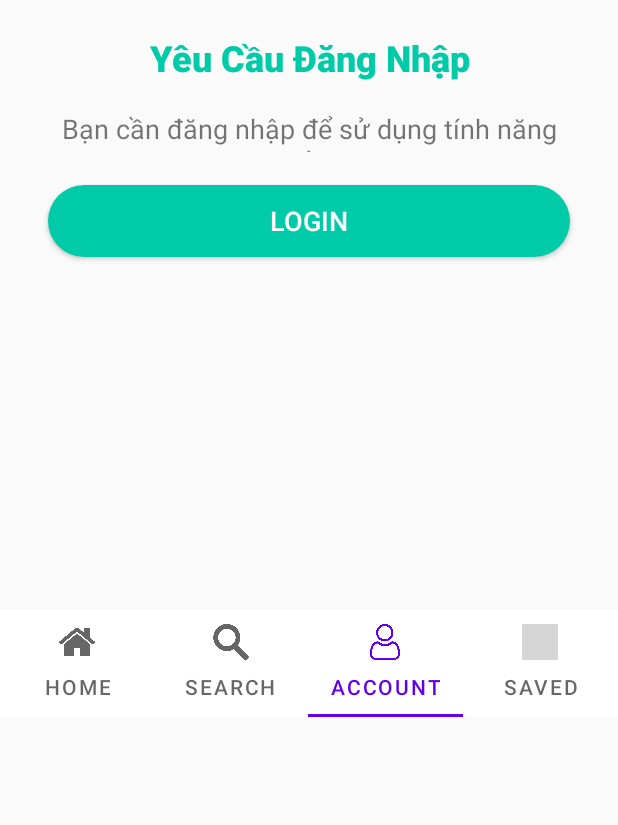
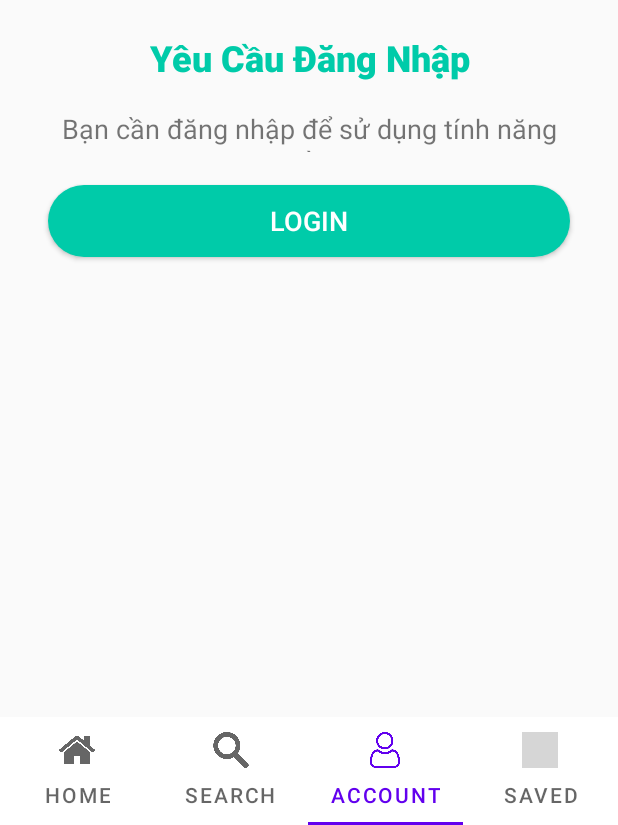
Before and after one commit to vietokok/ProjectPRM, an Android app: the HomeFragment screen opened directly, with no data from a screen before it, item 3 of the bottom bar chosen, on a phone screen of 412 x 824 dp, the part 411-1236 px from its top. Run offline under Robolectric (Android 15) with nearby library versions, the phone set to English and light mode, and no system bars; our stand-ins replace CircleImageView, Firebase (no records; nobody signed in at launch, a user with empty details on screens opened directly), Picasso; pictures from the network do not load; grey boxes are pictures that could not be loaded.

Commit message:
hot fix layout/activity_main.xml

```diff
--- a/app/src/main/java/com/example/firebaseis1313/activity/FindActivity.java
+++ b/app/src/main/java/com/example/firebaseis1313/activity/FindActivity.java
@@ -29,7 +29,7 @@ public class FindActivity extends AppCompatActivity {
     String textValue="";
     int area ;
     int distance ;
-
+    boolean check = false;
     @Override
     protected void onCreate(Bundle savedInstanceState) {
         super.onCreate(savedInstanceState);
@@ -67,6 +67,7 @@ public class FindActivity extends AppCompatActivity {
                         area = seekBar.getProgress();
                         textValue = String.valueOf(area)+ " m2";
                         txtOnclick.setText(textValue);
+                        check= true;
                     }
                     @Override
                     public void onStartTrackingTouch(SeekBar seekBar) {
@@ -93,6 +94,7 @@ public class FindActivity extends AppCompatActivity {
                         distance = seekBar.getProgress();
                         textValue = String.valueOf(distance)+ " km";
                         txtOnclick.setText(textValue);
+                        check= true;
                     }
                     @Override
                     public void onStartTrackingTouch(SeekBar seekBar) {
@@ -111,6 +113,7 @@ public class FindActivity extends AppCompatActivity {
             public void onClick(View v) {
                 Intent myIntent = new Intent();
                 SearchFragment searchFragment = new SearchFragment();
+                myIntent.putExtra("check", check);
                 myIntent.putExtra("type", type);
                 myIntent.putExtra("area", area);
                 myIntent.putExtra("distance", distance);
--- a/app/src/main/java/com/example/firebaseis1313/activity/FindByPriceActivity.java
+++ b/app/src/main/java/com/example/firebaseis1313/activity/FindByPriceActivity.java
@@ -31,6 +31,7 @@ public class FindByPriceActivity extends AppCompatActivity {
     Locale localeVN = new Locale("vi", "VN");
     NumberFormat currencyVN = NumberFormat.getCurrencyInstance(localeVN);
 
+    boolean check = false;
     @Override
     protected void onCreate(Bundle savedInstanceState) {
         super.onCreate(savedInstanceState);
@@ -72,6 +73,7 @@ public class FindByPriceActivity extends AppCompatActivity {
                         String formatMoneyMax = currencyVN.format(max);
                         textValue = formatMoneyMin+" - "+formatMoneyMax;
                         txtOnclick.setText(textValue);
+                        check= true;
                     }
                 });
                 break;
@@ -81,6 +83,7 @@ public class FindByPriceActivity extends AppCompatActivity {
             public void onClick(View v) {
                 Intent myIntent = new Intent();
                 SearchFragment searchFragment = new SearchFragment();
+                myIntent.putExtra("check", check);
                 myIntent.putExtra("type", type);
                 myIntent.putExtra("textValue", textValue);
                 myIntent.putExtra("min", min);
--- a/app/src/main/res/layout/activity_main.xml
+++ b/app/src/main/res/layout/activity_main.xml
@@ -8,34 +8,30 @@
     android:layout_height="match_parent"
     tools:context=".main.MainActivity"
     android:theme="@style/Theme.MaterialComponents.Light"
-    android:fillViewport="true"
     >
-
 
     <androidx.viewpager.widget.ViewPager
 
         android:id="@+id/view_page"
-        android:layout_width="wrap_content"
-        android:layout_height="680dp"
+        android:layout_width="0dp"
+        android:layout_height="0dp"
         app:layout_behavior="com.google.android.material.appbar.AppBarLayout$ScrollingViewBehavior"
+        app:layout_constraintBottom_toTopOf="@+id/tab_layout"
         app:layout_constraintEnd_toEndOf="parent"
+        app:layout_constraintStart_toStartOf="parent"
 
 
-        app:layout_constraintHorizontal_bias="0.0"
-        app:layout_constraintStart_toStartOf="parent"
         app:layout_constraintTop_toTopOf="parent"></androidx.viewpager.widget.ViewPager>
+
 
     <com.google.android.material.tabs.TabLayout
 
         android:id="@+id/tab_layout"
-        android:layout_width="match_parent"
+        android:layout_width="0dp"
         android:layout_height="wrap_content"
         app:layout_constraintBottom_toBottomOf="parent"
         app:layout_constraintEnd_toEndOf="parent"
-        app:layout_constraintHorizontal_bias="0.0"
         app:layout_constraintStart_toStartOf="parent"
-        app:layout_constraintTop_toBottomOf="@+id/view_page"
-        app:layout_constraintVertical_bias="0.0"
         app:tabMode="fixed"></com.google.android.material.tabs.TabLayout>
 
 
--- a/app/src/main/res/layout/fragment_search_activity.xml
+++ b/app/src/main/res/layout/fragment_search_activity.xml
@@ -89,8 +89,8 @@
     <fragment
         android:id="@+id/list_room_frag_k"
         android:name="com.example.firebaseis1313.fragment.ListRoomFragment"
-        android:layout_width="410dp"
-        android:layout_height="369dp"
+        android:layout_width="0dp"
+        android:layout_height="0dp"
         app:layout_constraintBottom_toBottomOf="parent"
         app:layout_constraintEnd_toEndOf="parent"
         app:layout_constraintHorizontal_bias="0.0"
```
Also changed, not shown: app/src/main/java/com/example/firebaseis1313/fragment/SearchFragment.java (+33 -14 lines), app/src/main/res/layout/fragment_home.xml (+3 -5 lines).
